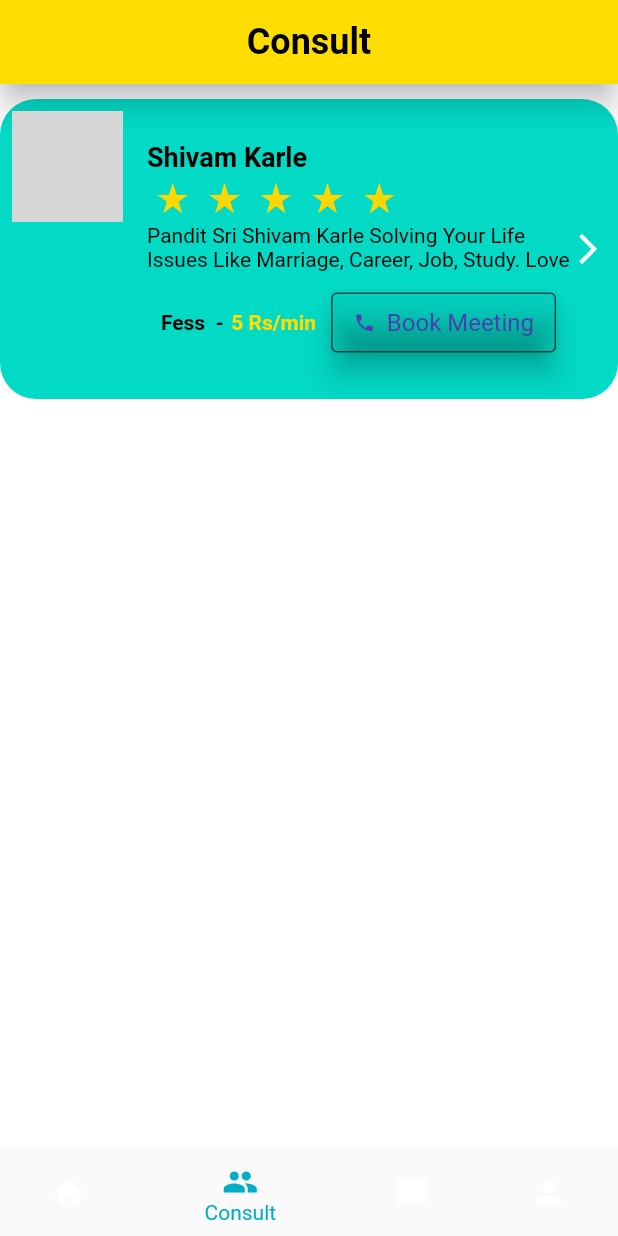
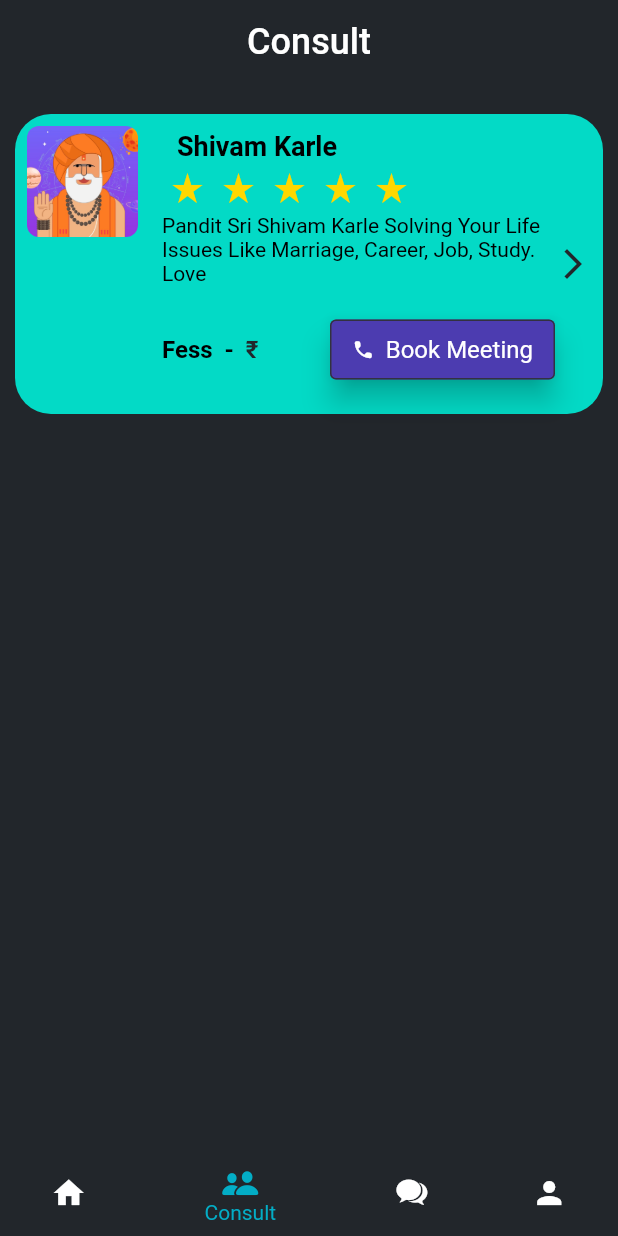
Before and after one commit to yashodeepk/astrologyapp, a Flutter app: the screen it shows after launch, item 2 of the bottom bar chosen, on a phone screen of 412 x 824 dp. Run offline on Flutter 3.47's test engine with Material 2 defaults, Android fonts, the phone set to English and light mode, and no system bars; drawn by our look-alikes of auto_size_text; grey boxes are pictures that could not be loaded.

Commit message:
theme changes

```diff
--- a/lib/main.dart
+++ b/lib/main.dart
@@ -2,6 +2,7 @@ import 'package:astrologyapp/pages/AccountPage.dart';
 import 'package:astrologyapp/pages/ChatPage.dart';
 import 'package:astrologyapp/pages/ConsultPage.dart';
 import 'package:astrologyapp/pages/HomePage.dart';
+import 'package:flutter/cupertino.dart';
 import 'package:flutter/material.dart';
 
 void main() {
@@ -15,6 +16,7 @@ class MyApp extends StatelessWidget {
     return MaterialApp(
       title: 'Flutter Demo',
       home: MyHomePage(),
+      debugShowCheckedModeBanner: false,
     );
   }
 }
@@ -41,23 +43,28 @@ class _MyHomePageState extends State<MyHomePage> {
       ),
       bottomNavigationBar: BottomNavigationBar(
         selectedItemColor: Color(0xFF03ADC6),
-        backgroundColor: Color(0xFF22262B),
+        unselectedItemColor: Colors.white,
+        elevation: 0,
+        //fixedColor: Color(0xff22262B),
         items: [
           BottomNavigationBarItem(
-            icon: Icon(Icons.home),
-            label: 'Home',
+              icon: Icon(Icons.home),
+              label: 'Horoscope',
+              backgroundColor: Color(0xff22262B)),
+          BottomNavigationBarItem(
+            icon: Icon(CupertinoIcons.person_2_fill),
+            label: 'Consult',
+            backgroundColor: Color(0xFF22262B),
           ),
           BottomNavigationBarItem(
-            icon: Icon(Icons.people),
-            label: 'Consult',
-          ),
-          BottomNavigationBarItem(
-            icon: Icon(Icons.chat_bubble_rounded),
+            icon: Icon(CupertinoIcons.chat_bubble_2_fill),
             label: 'Chat',
+            backgroundColor: Color(0xFF22262B),
           ),
           BottomNavigationBarItem(
             icon: Icon(Icons.person),
             label: 'Account',
+            backgroundColor: Color(0xFF22262B),
           ),
         ],
         currentIndex: selectedPage,
--- a/lib/pages/ConsultPage.dart
+++ b/lib/pages/ConsultPage.dart
@@ -14,27 +14,27 @@ class _ConsultWidgetState extends State<ConsultWidget> {
     return Scaffold(
       key: scaffoldKey,
       appBar: AppBar(
-        backgroundColor: Color(0xFFFFDD00),
+        backgroundColor: Color(0xFF22262B),
         automaticallyImplyLeading: false,
         title: Text(
           'Consult',
           style: TextStyle(
-            color: Colors.black,
-            fontWeight: FontWeight.bold,
+            color: Colors.white,
+            fontWeight: FontWeight.w500,
             fontSize: 24,
           ),
         ),
         actions: [],
         centerTitle: true,
-        elevation: 8,
+        elevation: 0,
       ),
-      backgroundColor: Colors.white,
+      backgroundColor: Color(0xFF22262B),
       body: Column(
         mainAxisSize: MainAxisSize.max,
         children: [
           Expanded(
             child: ListView(
-              padding: EdgeInsets.zero,
+              padding: EdgeInsets.all(10),
               scrollDirection: Axis.vertical,
               children: [
                 Padding(
@@ -57,7 +57,7 @@ class _ConsultWidgetState extends State<ConsultWidget> {
                               child: ClipRRect(
                                 borderRadius: BorderRadius.circular(8),
                                 child: Image.asset(
-                                  'assets/images/512x512bb.jpg',
+                                  'assets/bro.jpg',
                                   width: 74,
                                   height: 74,
                                   fit: BoxFit.cover,
@@ -71,55 +71,62 @@ class _ConsultWidgetState extends State<ConsultWidget> {
                             padding: EdgeInsets.fromLTRB(8, 1, 0, 0),
                             child: Column(
                               mainAxisSize: MainAxisSize.max,
-                              mainAxisAlignment: MainAxisAlignment.center,
                               children: [
                                 Row(
                                   mainAxisSize: MainAxisSize.max,
                                   children: [
-                                    Text(
+                                    Container(
+                                      padding:
+                                          EdgeInsets.fromLTRB(10, 10, 0, 0),
+                                      child: Text(
                                         'Shivam Karle',
                                         style: TextStyle(
                                           color: Colors.black,
                                           fontWeight: FontWeight.bold,
                                           fontSize: 18,
                                         ),
+                                      ),
                                     )
                                   ],
                                 ),
-                                Padding(
-                                  padding: EdgeInsets.fromLTRB(0, 5, 110, 5),
-                                  child: Row(
+                                Row(
+                                  mainAxisAlignment: MainAxisAlignment.start,
                                   mainAxisSize: MainAxisSize.max,
                                   children: [
-                                      Expanded(
+                                    Container(
+                                      padding: EdgeInsets.all(5),
                                       child: Icon(
                                         Icons.star_rate,
                                         color: Color(0xFFFFD700),
                                         size: 24,
                                       ),
                                     ),
-                                      Expanded(
+                                    Container(
+                                      padding: EdgeInsets.all(5),
                                       child: Icon(
                                         Icons.star_rate,
                                         color: Color(0xFFFFD700),
                                         size: 24,
                                       ),
                                     ),
-                                      Expanded(
+                                    Container(
+                                      padding: EdgeInsets.all(5),
                                       child: Icon(
                                         Icons.star_rate,
                                         color: Color(0xFFFFD700),
                                         size: 24,
                                       ),
                                     ),
-                                      Expanded(
+                                    Container(
+                                      padding: EdgeInsets.all(5),
                                       child: Icon(
                                         Icons.star_rate,
                                         color: Color(0xFFFFD700),
                                         size: 24,
                                       ),
                                     ),
-                                      Expanded(
+                                    Container(
+                                      padding: EdgeInsets.all(5),
                                       child: Icon(
                                         Icons.star_rate,
                                         color: Color(0xFFFFD700),
@@ -127,7 +134,6 @@ class _ConsultWidgetState extends State<ConsultWidget> {
                                       ),
                                     )
                                   ],
-                                  ),
                                 ),
                                 Row(
                                   mainAxisSize: MainAxisSize.max,
@@ -143,34 +149,32 @@ class _ConsultWidgetState extends State<ConsultWidget> {
                                     )
                                   ],
                                 ),
-                                Padding(
-                                  padding: EdgeInsets.fromLTRB(0, 10, 0, 0),
+                                Expanded(
                                   child: Row(
-                                    mainAxisSize: MainAxisSize.min,
-                                    mainAxisAlignment: MainAxisAlignment.end,
+                                    mainAxisAlignment:
+                                        MainAxisAlignment.spaceBetween,
+                                    mainAxisSize: MainAxisSize.max,
                                     children: [
-                                      Padding(
-                                        padding:
-                                            EdgeInsets.fromLTRB(0, 0, 5, 0),
-                                        child: Text(
-                                          'Fess  -',
+                                      Container(
+                                        child: Row(
+                                          children: [
+                                            Text(
+                                              'Fess  - ',
                                               style: TextStyle(
                                                 color: Colors.black,
                                                 fontWeight: FontWeight.bold,
-                                            fontSize: 14,
+                                                fontSize: 16,
                                               ),
                                             ),
+                                            Text(
+                                              ' ₹',
+                                              style: TextStyle(
+                                                color: Color(0xFF22262B),
+                                                fontWeight: FontWeight.bold,
+                                                fontSize: 16,
                                               ),
-                                      Padding(
-                                        padding:
-                                            EdgeInsets.fromLTRB(0, 0, 10, 0),
-                                        child: Text(
-                                          '5 Rs/min',
-                                          style: TextStyle(
-                                            color: Color(0xFFFFDD00),
-                                            fontWeight: FontWeight.bold,
-                                            fontSize: 14,
                                             ),
+                                          ],
                                         ),
                                       ),
                                       TextButton.icon(
@@ -184,7 +188,8 @@ class _ConsultWidgetState extends State<ConsultWidget> {
                                         ),
                                         style: TextButton.styleFrom(
                                           fixedSize: Size(150, 40),
-                                          primary: Color(0xFF4C3CB0),
+                                          primary: Colors.white,
+                                          backgroundColor: Color(0xFF4C3CB0),
                                           textStyle: TextStyle(
                                             color: Colors.white,
                                             fontWeight: FontWeight.normal,
@@ -212,7 +217,7 @@ class _ConsultWidgetState extends State<ConsultWidget> {
                                 padding: EdgeInsets.fromLTRB(0, 0, 8, 0),
                                 child: Icon(
                                   Icons.arrow_forward_ios,
-                                  color: Colors.white,
+                                  color: Color(0xff22262B),
                                   size: 24,
                                 ),
                               ),
--- a/pubspec.yaml
+++ b/pubspec.yaml
@@ -47,8 +47,10 @@ flutter:
   uses-material-design: true
 
   # To add assets to your application, add an assets section, like this:
-  # assets:
-  #   - images/a_dot_burr.jpeg
+  assets:
+  - assets/1.png
+  - assets/3.jpg
+  - assets/bro.jpg
   #   - images/a_dot_ham.jpeg
 
   # An image asset can refer to one or more resolution-specific "variants", see
```
Also changed, not shown: lib/pages/AccountPage.dart (+30 -31 lines), lib/pages/ChatPage.dart (+17 -15 lines), lib/pages/HomePage.dart (+22 -28 lines), assets/1.png (added), assets/3.jpg (added), assets/bro.jpg (added). Lines whose indentation alone changed are shown as unchanged.
